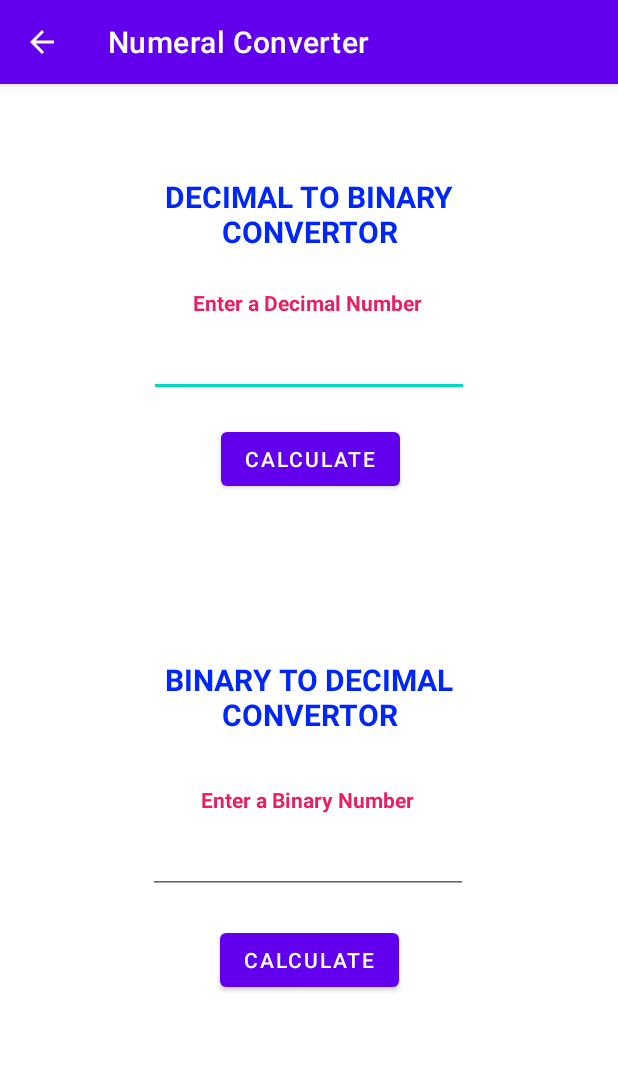
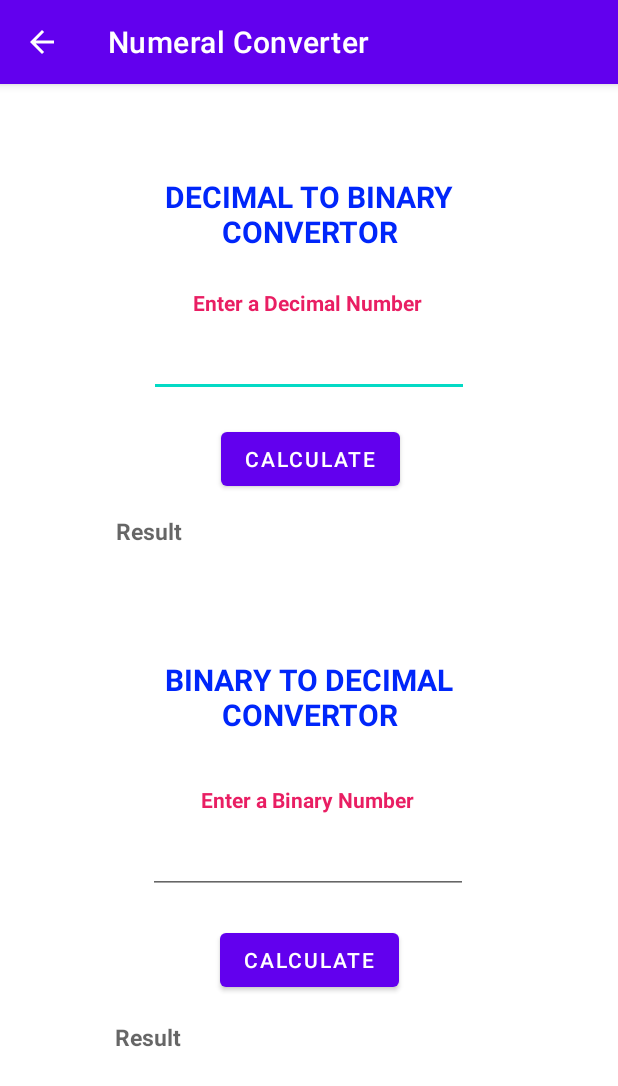
Before and after one commit to itskartike910/Calculator, an Android app: the NumeralCalc screen opened directly, with no data from a screen before it, on a phone screen of 412 x 824 dp. Shown: the top 1086 px of the screen. Run offline under Robolectric (Android 15) with nearby library versions, the phone set to English and light mode, and no system bars.

Commit message:
ui modified normal calc

```diff
--- a/app/src/main/res/layout/activity_numeral_calc.xml
+++ b/app/src/main/res/layout/activity_numeral_calc.xml
@@ -8,8 +8,9 @@
 
     <TextView
         android:id="@+id/textView26"
-        android:layout_width="209dp"
-        android:layout_height="45dp"
+        android:layout_width="258dp"
+        android:layout_height="59dp"
+        android:hint="Result"
         android:text=""
         android:textColor="#02FFA7"
         android:textSize="15sp"
@@ -22,8 +23,9 @@
 
     <TextView
         android:id="@+id/textView24"
-        android:layout_width="201dp"
-        android:layout_height="39dp"
+        android:layout_width="259dp"
+        android:layout_height="60dp"
+        android:hint="Result"
         android:text=""
         android:textColor="#02FFA7"
         android:textSize="15sp"
```
